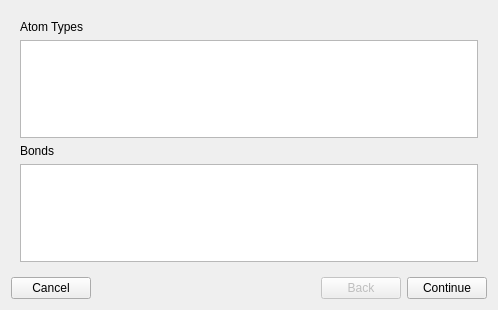
Above: src/gui/importforcefieldwizard.ui from disorderedmaterials/dissolve before the change. Below: the same form after it.
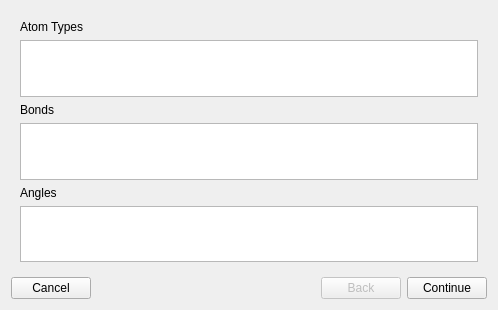
That is the form after the change. The open tabs and pages were chosen to show the change. Icons and pictures are not drawn.

Commit message: Start reading xml angles

```diff
--- a/src/gui/importforcefieldwizard.ui
+++ b/src/gui/importforcefieldwizard.ui
@@ -78,6 +78,16 @@
          <item>
           <widget class="QTableView" name="bondTable"/>
          </item>
+         <item>
+          <widget class="QLabel" name="label_angle_table">
+           <property name="text">
+            <string>Angles</string>
+           </property>
+          </widget>
+         </item>
+         <item>
+          <widget class="QTableView" name="angleTable"/>
+         </item>
         </layout>
        </widget>
       </widget>
```
The commit also changes 5 other files.
